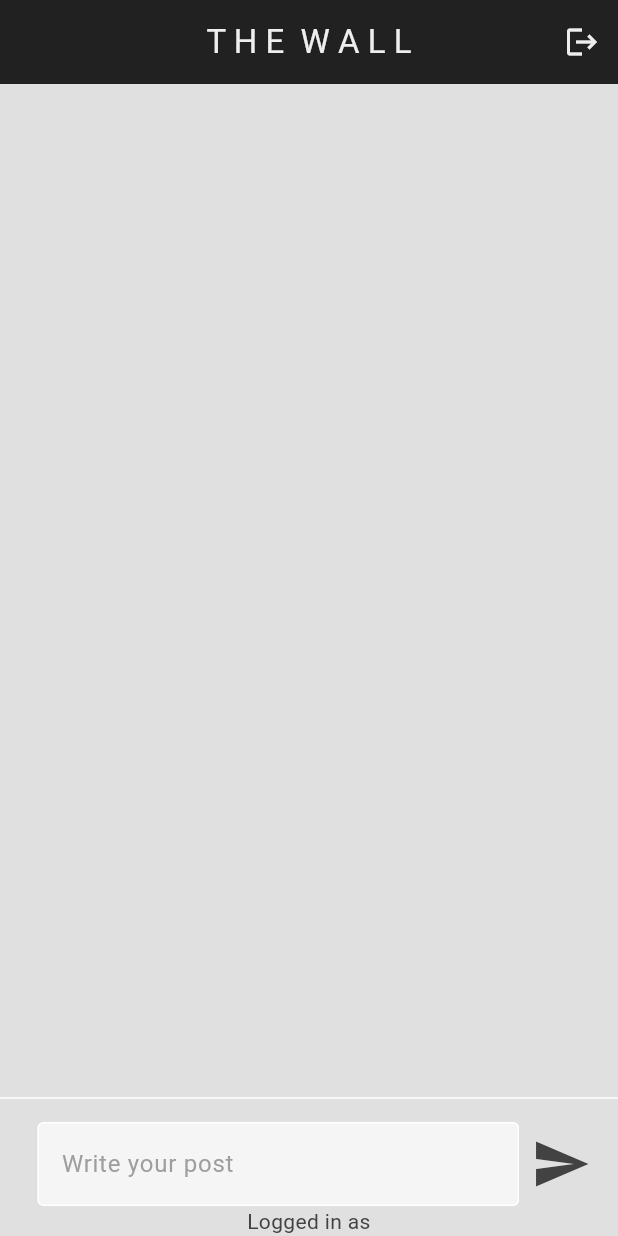
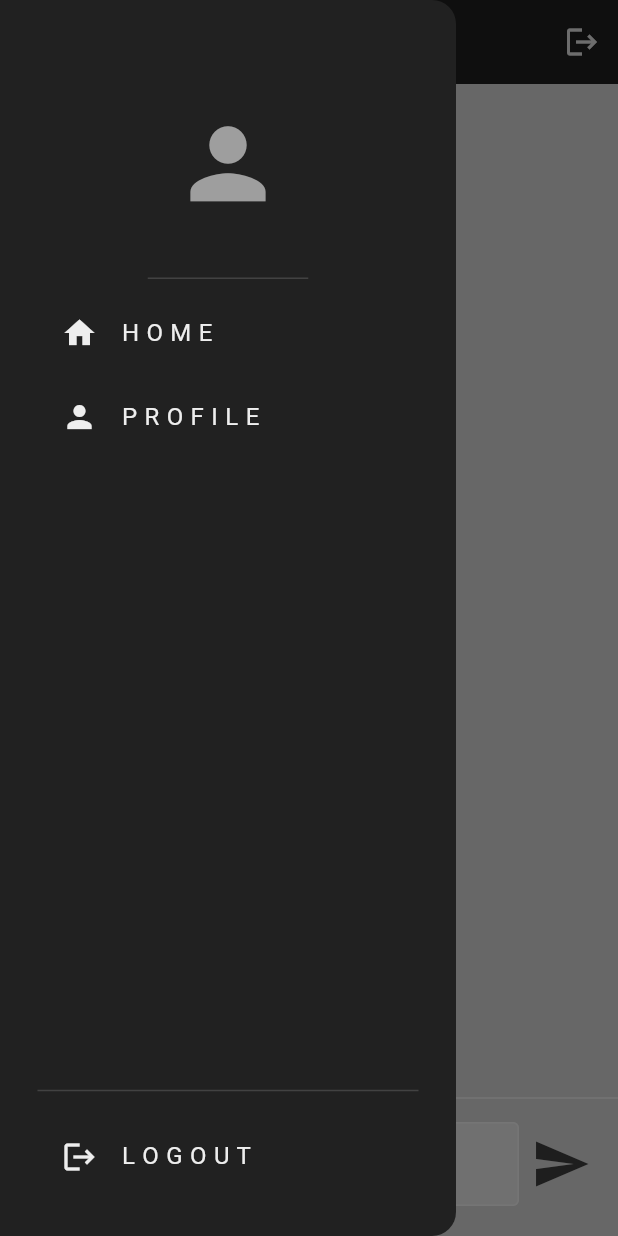
Before and after one commit to lucas-marianno/flutter_social_network_the_bottle, a Flutter app: the screen it shows once a user with an empty profile is signed in, with the side drawer open (before the commit the screen has no drawer), on a phone screen of 412 x 824 dp. Run offline on Flutter 3.47's test engine with Material 2 defaults, Android fonts, the phone set to English and light mode, and no system bars; our stand-ins replace cloud_firestore, firebase_auth, firebase_core; accounts and stored records are empty.

Commit message:
drawer ui implemented

```diff
--- /dev/null
+++ b/lib/components/drawer.dart
@@ -0,0 +1,55 @@
+import 'package:firebase_auth/firebase_auth.dart';
+import 'package:flutter/material.dart';
+
+import 'list_tile.dart';
+
+class MyDrawer extends StatelessWidget {
+  const MyDrawer({
+    super.key,
+  });
+
+  @override
+  Widget build(BuildContext context) {
+    return Drawer(
+      backgroundColor: Colors.grey[900],
+      child: Padding(
+        padding: const EdgeInsets.all(25),
+        child: Column(
+          mainAxisAlignment: MainAxisAlignment.spaceBetween,
+          crossAxisAlignment: CrossAxisAlignment.center,
+          children: [
+            const DrawerHeader(
+              child: Icon(
+                Icons.person,
+                size: 75,
+                color: Colors.grey,
+              ),
+            ),
+            Expanded(
+              child: Column(
+                children: [
+                  MyListTile(iconData: Icons.home, text: 'H O M E', onTap: () {}),
+                  MyListTile(
+                    iconData: Icons.person,
+                    text: 'P R O F I L E',
+                    onTap: () {},
+                  ),
+                ],
+              ),
+            ),
+            const Divider(
+              height: 32,
+            ),
+            MyListTile(
+              iconData: Icons.logout,
+              text: 'L O G O U T',
+              onTap: () async {
+                await FirebaseAuth.instance.signOut();
+              },
+            ),
+          ],
+        ),
+      ),
+    );
+  }
+}
--- /dev/null
+++ b/lib/components/list_tile.dart
@@ -0,0 +1,24 @@
+import 'package:flutter/material.dart';
+
+class MyListTile extends StatelessWidget {
+  const MyListTile({
+    super.key,
+    required this.iconData,
+    required this.text,
+    required this.onTap,
+  });
+  final IconData iconData;
+  final String text;
+  final Function()? onTap;
+
+  @override
+  Widget build(BuildContext context) {
+    return ListTile(
+      iconColor: Colors.grey[200],
+      textColor: Colors.grey[200],
+      leading: Icon(iconData),
+      title: Text(text),
+      onTap: onTap,
+    );
+  }
+}
--- a/lib/pages/home_page.dart
+++ b/lib/pages/home_page.dart
@@ -3,6 +3,8 @@ import 'package:firebase_auth/firebase_auth.dart';
 import 'package:flutter/material.dart';
 import 'package:the_wall/components/textfield.dart';
 import 'package:the_wall/components/wall_post.dart';
+
+import '../components/drawer.dart';
 
 class HomePage extends StatefulWidget {
   const HomePage({super.key});
@@ -36,18 +38,16 @@ class _HomePageState extends State<HomePage> {
   Widget build(BuildContext context) {
     return Scaffold(
       backgroundColor: Colors.grey[300],
+      drawer: const MyDrawer(),
       appBar: AppBar(
         backgroundColor: Colors.grey[900],
+        foregroundColor: Colors.grey[200],
         centerTitle: true,
-        title: Text(
-          'T H E  W A L L',
-          style: TextStyle(color: Colors.grey[200]),
-        ),
+        title: const Text('T H E  W A L L'),
         actions: [
           IconButton(
             onPressed: logout,
             icon: const Icon(Icons.logout),
-            color: Colors.grey[200],
           ),
         ],
       ),
```
